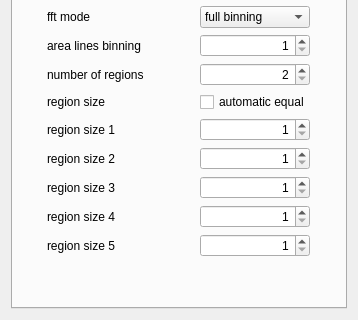
Old version of the form escam/camerasettingswidget.ui in the repository Entwicklungsburo-Stresing/EBST_CAM; both pictures show x 0 to 358 and y 139 to 459 of the 358 by 459 pixel window.
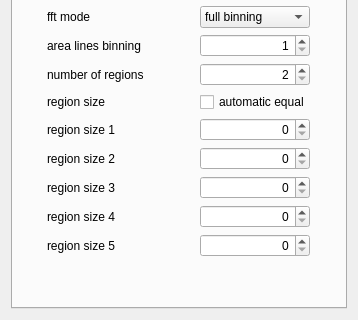
New version of the form. The open tabs and pages were chosen to show the change.

Commit message: Fix guided mode for partial binning

```diff
--- a/escam/camerasettingswidget.ui
+++ b/escam/camerasettingswidget.ui
@@ -1216,9 +1216,6 @@
            <property name="alignment">
             <set>Qt::AlignRight|Qt::AlignTrailing|Qt::AlignVCenter</set>
            </property>
-           <property name="minimum">
-            <number>1</number>
-           </property>
            <property name="maximum">
             <number>9999</number>
            </property>
@@ -1353,9 +1350,6 @@
            <property name="alignment">
             <set>Qt::AlignRight|Qt::AlignTrailing|Qt::AlignVCenter</set>
            </property>
-           <property name="minimum">
-            <number>1</number>
-           </property>
            <property name="maximum">
             <number>9999</number>
            </property>
@@ -1437,9 +1431,6 @@
            <property name="alignment">
             <set>Qt::AlignRight|Qt::AlignTrailing|Qt::AlignVCenter</set>
            </property>
-           <property name="minimum">
-            <number>1</number>
-           </property>
            <property name="maximum">
             <number>9999</number>
            </property>
@@ -1470,9 +1461,6 @@
            <property name="alignment">
             <set>Qt::AlignRight|Qt::AlignTrailing|Qt::AlignVCenter</set>
            </property>
-           <property name="minimum">
-            <number>1</number>
-           </property>
            <property name="maximum">
             <number>9999</number>
            </property>
@@ -1516,9 +1504,6 @@
            <property name="alignment">
             <set>Qt::AlignRight|Qt::AlignTrailing|Qt::AlignVCenter</set>
            </property>
-           <property name="minimum">
-            <number>1</number>
-           </property>
            <property name="maximum">
             <number>9999</number>
            </property>
```
The commit also changes 2 other files.
